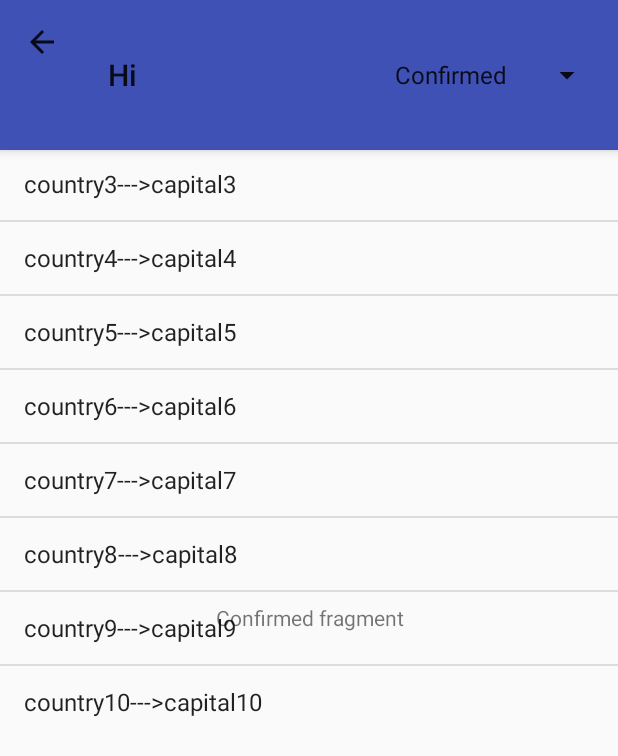
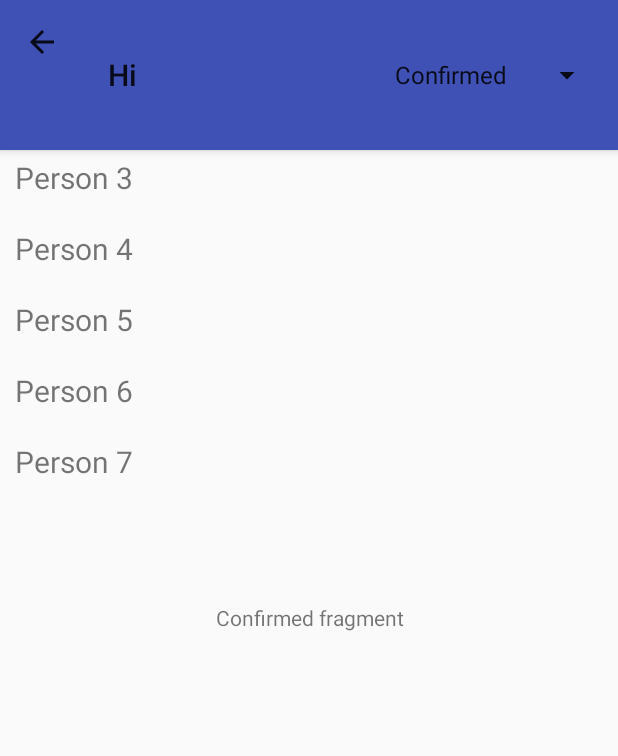
Before and after one commit to pcsir/pcsir, an Android app: the ChartsActivity screen opened directly, with no data from a screen before it, on a phone screen of 412 x 824 dp. Shown: the top 756 px of the screen. Run offline under Robolectric (Android 15) with nearby library versions, the phone set to English and light mode, and no system bars; our stand-ins replace Firebase (no records; nobody signed in at launch, a user with empty details on screens opened directly); 1 statement that could not run was skipped.

Commit message:
RecyclerView basic done database work pendin

```diff
--- a/app/build.gradle
+++ b/app/build.gradle
@@ -34,6 +34,7 @@ dependencies {
     testImplementation 'junit:junit:4.12'
     androidTestImplementation 'com.android.support.test:runner:1.0.2'
     androidTestImplementation 'com.android.support.test.espresso:espresso-core:3.0.2'
+    implementation 'com.android.support:recyclerview-v7:28.0.0-rc01'
 }
 
 apply plugin: 'com.google.gms.google-services'
--- a/app/src/main/java/com/example/shubhankar/pcs_irsap/ChartsActivity.java
+++ b/app/src/main/java/com/example/shubhankar/pcs_irsap/ChartsActivity.java
@@ -15,7 +15,7 @@ import android.widget.Toast;
 
 public class ChartsActivity extends AppCompatActivity {
 
-    boolean status = false;
+
     Toolbar toolbar;
     Spinner spinner;
     ConfirmedFragment confirmedFragment;
--- a/app/src/main/java/com/example/shubhankar/pcs_irsap/ConfirmedFragment.java
+++ b/app/src/main/java/com/example/shubhankar/pcs_irsap/ConfirmedFragment.java
@@ -1,72 +1,71 @@
 package com.example.shubhankar.pcs_irsap;
 
 import android.content.Context;
+import android.database.Cursor;
 import android.net.Uri;
 import android.os.Bundle;
 import android.support.v4.app.Fragment;
+import android.support.v7.widget.LinearLayoutManager;
+import android.support.v7.widget.RecyclerView;
+import android.util.Log;
 import android.view.LayoutInflater;
 import android.view.View;
 import android.view.ViewGroup;
-import android.widget.ListView;
-import android.widget.SimpleAdapter;
-import android.widget.Toast;
-
-import org.json.JSONArray;
-import org.json.JSONException;
-import org.json.JSONObject;
 
 import java.util.ArrayList;
-import java.util.HashMap;
-import java.util.List;
-import java.util.Map;
+import java.util.Arrays;
+import com.example.shubhankar.pcs_irsap.DatabaseHelper;
 
 
 public class ConfirmedFragment extends Fragment {
 
-    private String localjsonString = "{\"country\":[{\"country_name\":\"country1\",\"capital\":\"capital1\"},{\"country_name\":\"country2\",\"capital\":\"capital2\"},{\"country_name\":\"country3\",\"capital\":\"capital3\"}," +
-            "{\"country_name\":\"country4\",\"capital\":\"capital4\"},{\"country_name\":\"country5\",\"capital\":\"capital5\"},{\"country_name\":\"country6\",\"capital\":\"capital6\"}," +
-            "{\"country_name\":\"country7\",\"capital\":\"capital7\"},{\"country_name\":\"country8\",\"capital\":\"capital8\"},{\"country_name\":\"country9\",\"capital\":\"capital9\"}," +
-            "{\"country_name\":\"country10\",\"capital\":\"capital10\"}]}";
+    View view;
+    DatabaseHelper databaseHelper=DatabaseHelper.getDatabaseHelperInstance();
+    ArrayList personNames;
+    RecyclerView recyclerView;
+    ConfirmedListAdapter confirmedListAdapter;
+    LinearLayoutManager linearLayoutManager;
+    Cursor cursor;
+
+
     @Override
     public View onCreateView(LayoutInflater inflater, ViewGroup container,
                              Bundle savedInstanceState) {
-        View view = inflater.inflate(R.layout.fragment_confirmed, container, false);
-        initList();
-        ListView listView = view.findViewById(R.id.confirmedList);
+        // Inflate the layout for this fragment
 
-        SimpleAdapter simpleAdapter = new SimpleAdapter(getContext(),countryList,android.R.layout.simple_list_item_1,new String[]{"country"},new int[]{android.R.id.text1});
-        listView.setAdapter(simpleAdapter);
+        view=inflater.inflate(R.layout.fragment_confirmed, container, false);
+        personNames = new ArrayList<>(Arrays.asList("Person 1", "Person 2", "Person 3", "Person 4", "Person 5", "Person 6", "Person 7"));
 
-        // Inflate the layout for this fragment
-        return view;
+        databaseHelper = new DatabaseHelper(getActivity());
+
+        recyclerView=view.findViewById(R.id.confirmedRecycler);
+        linearLayoutManager = new LinearLayoutManager(getContext());
+        recyclerView.setLayoutManager(linearLayoutManager); // set LayoutManager to RecyclerView
+
+        confirmedListAdapter = new ConfirmedListAdapter(getContext(), personNames);
+        recyclerView.setAdapter(confirmedListAdapter); // set the Adapter to RecyclerView
+populateListView();
 
 
+        return view;
     }
 
-    List<Map<String, String>> countryList = new ArrayList<Map<String, String>>();
+    private void populateListView() {
+        Log.d("abc", "populateListView: Displaying data in the ListView.");
+        ArrayList<String> arrayList = new ArrayList<>();
+        confirmedListAdapter = new ConfirmedListAdapter(getContext(),personNames);
+        recyclerView.setAdapter(confirmedListAdapter);
 
-
-    private void initList() {
-        try {
-            JSONObject jsonResponse = new JSONObject(localjsonString);
-            JSONArray jsonMainNode = jsonResponse.optJSONArray("country");
-            for (int i = 0; i < jsonMainNode.length(); i++) {
-                JSONObject jsonChildNode = jsonMainNode.getJSONObject(i);
-                String name = jsonChildNode.optString("country_name");
-                String number = jsonChildNode.optString("capital");
-                String outPut = name + "--->" + number;
-                countryList.add(createEmployee("country", outPut));
-            }
-        } catch (JSONException e) {
-            //Toast.makeText(getApplicationContext(), "Error" + e.toString(), Toast.LENGTH_SHORT).show();
+        cursor = databaseHelper.getData();
+        if(cursor.moveToFirst()){
+            do {
+                arrayList.add("abc");
+            } while (cursor.moveToNext());
         }
-    }
-
-    private HashMap<String, String> createEmployee(String name, String number) {
-        HashMap<String, String> employeeNameNo = new HashMap<String, String>();
-        employeeNameNo.put(name, number);
-        return employeeNameNo;
+        confirmedListAdapter.notifyDataSetChanged();
     }
 
 
+
+
 }
--- /dev/null
+++ b/app/src/main/java/com/example/shubhankar/pcs_irsap/ConfirmedListAdapter.java
@@ -0,0 +1,60 @@
+package com.example.shubhankar.pcs_irsap;
+
+import android.content.Context;
+import android.support.annotation.NonNull;
+import android.support.v7.widget.RecyclerView;
+import android.view.LayoutInflater;
+import android.view.View;
+import android.view.ViewGroup;
+import android.widget.ImageView;
+import android.widget.TextView;
+
+import java.util.List;
+
+public class ConfirmedListAdapter extends RecyclerView.Adapter<ConfirmedListAdapter.MyViewHolder>{
+
+    private List<String> mData;
+    private LayoutInflater mInflater;
+
+    ConfirmedListAdapter(Context context, List<String> data) {
+        this.mInflater = LayoutInflater.from(context);
+        this.mData = data;
+    }
+
+
+    @NonNull
+    @Override
+    public ConfirmedListAdapter.MyViewHolder onCreateViewHolder(@NonNull ViewGroup viewGroup, int i) {
+
+        View view = mInflater.inflate(R.layout.confirmed_list_layout, viewGroup, false);
+        return new ConfirmedListAdapter.MyViewHolder(view);
+    }
+
+    @Override
+    public void onBindViewHolder(@NonNull MyViewHolder myViewHolder, int position) {
+        String animal = mData.get(position);
+        myViewHolder.mTextView.setText(animal);
+
+    }
+
+
+
+
+
+    @Override
+    public int getItemCount() {
+      return mData.size();
+    }
+
+    public static class MyViewHolder extends RecyclerView.ViewHolder {
+        // TODO: whatever views you need to bind
+        public TextView mTextView;
+       // public ImageView mImageView;
+
+        public MyViewHolder(View v) {
+            super(v); // done this way instead of view tagging
+            mTextView = (TextView) v.findViewById(R.id.text1);
+         //   mImageView = (ImageView) v.findViewById(R.id.imageview);
+        }
+    }
+}
--- a/app/src/main/java/com/example/shubhankar/pcs_irsap/DatabaseHelper.java
+++ b/app/src/main/java/com/example/shubhankar/pcs_irsap/DatabaseHelper.java
@@ -1,6 +1,8 @@
 package com.example.shubhankar.pcs_irsap;
 
+import android.content.ContentValues;
 import android.content.Context;
+import android.database.Cursor;
 import android.database.sqlite.SQLiteDatabase;
 import android.database.sqlite.SQLiteOpenHelper;
 
@@ -10,27 +12,76 @@ public class DatabaseHelper extends SQLiteOpenHelper {
     private static final String TABLE_NAME = "confirmed_chart";
     private static final String COL1 = "ID";
     private static final String COL2 = "NAME";
-    private static final String COL3 = "STATUS";
+    private static final String COL3 = "SEATNO";
+    private  SQLiteDatabase database;
+    private static DatabaseHelper _PassengerDatabase = null;
 
     public DatabaseHelper(Context context) {
         super(context, DATABASE_NAME, null, 1);
-        SQLiteDatabase dd= this.getWritableDatabase();
+       // database= this.getWritableDatabase();
+    }
+
+    public static DatabaseHelper getDatabaseHelperInstance() {
+        if (_PassengerDatabase == null) {
+            _PassengerDatabase = new DatabaseHelper(MainActivity.instance());
+        }
+
+        return _PassengerDatabase;
     }
 
 
     @Override
     public void onCreate(SQLiteDatabase db) {
 
-        String createTable = "CREATE TABLE " + TABLE_NAME + " (ID INTEGER PRIMARY KEY AUTOINCREMENT, NAME TEXT, STATUS TEXT)";
+        String createTable = "CREATE TABLE " + TABLE_NAME + " (ID INTEGER PRIMARY KEY AUTOINCREMENT, NAME TEXT, SEATNO INTEGER)";
         db.execSQL(createTable);
+
+        insertPassengerData("1","Rohit Joshi","45");
+        insertPassengerData("2","Shubhankar Patil","46");
+
     }
 
     @Override
     public void onUpgrade(SQLiteDatabase db, int oldVersion, int newVersion) {
-        db.execSQL("DROP IF TABLE EXISTS " + TABLE_NAME);
+        db.execSQL("DROP TABLE IF EXISTS " + TABLE_NAME);
         onCreate(db);
+    }
+    public Cursor getData() {
+        SQLiteDatabase db = this.getWritableDatabase();
+        Cursor res = db.rawQuery("select * from " + TABLE_NAME, null);
+        return res;
+    }
+
+    public boolean insertPassengerData(String id,String name, String seatNo) {
+
+        ContentValues contentValues = new ContentValues();
+        contentValues.put(COL1,id);
+        contentValues.put(COL2,name);
+        contentValues.put(COL1,seatNo);
+        long result = database.insert(TABLE_NAME, null, contentValues);
+        if (result == -1)
+            return false;
+        else
+            return true;
     }
 
 
 
+
+
+
+
+
+
+
+
+
+
+
+
+
+
+
+
+
 }
--- a/app/src/main/java/com/example/shubhankar/pcs_irsap/MainActivity.java
+++ b/app/src/main/java/com/example/shubhankar/pcs_irsap/MainActivity.java
@@ -1,7 +1,6 @@
 package com.example.shubhankar.pcs_irsap;
 
 import android.content.Intent;
-import android.database.sqlite.SQLiteDatabase;
 import android.support.annotation.NonNull;
 import android.support.v7.app.AppCompatActivity;
 import android.os.Bundle;
@@ -21,14 +20,13 @@ public class MainActivity extends AppCompatActivity {
     private FirebaseAuth mAuth;
     private String email,password;
     EditText emailView,passwordView;
-    DatabaseHelper databaseHelper;
-    SQLiteDatabase myDb;
+    private static MainActivity inst;
+
 
     @Override
     protected void onCreate(Bundle savedInstanceState) {
         super.onCreate(savedInstanceState);
         setContentView(R.layout.activity_main);
-
 
         emailView=findViewById(R.id.email);
         passwordView=findViewById(R.id.password);
@@ -45,6 +43,25 @@ public class MainActivity extends AppCompatActivity {
             }
         });
 
+
+    }
+    static boolean active = false;
+    @Override
+    public void onStart() {
+        super.onStart();
+        active = true;
+        inst = this;
+    }
+
+    @Override
+    public void onStop() {
+        super.onStop();
+        active = false;
+    }
+
+
+    public static MainActivity instance() {
+        return inst;
     }
 
 
--- a/app/src/main/java/com/example/shubhankar/pcs_irsap/WaitListFragment.java
+++ b/app/src/main/java/com/example/shubhankar/pcs_irsap/WaitListFragment.java
@@ -13,12 +13,9 @@ import android.view.ViewGroup;
 public class WaitListFragment extends Fragment {
 
 
-
     @Override
     public View onCreateView(LayoutInflater inflater, ViewGroup container,
                              Bundle savedInstanceState) {
-
-
         // Inflate the layout for this fragment
         return inflater.inflate(R.layout.fragment_wait_list, container, false);
     }
--- /dev/null
+++ b/app/src/main/res/layout/confirmed_list_layout.xml
@@ -0,0 +1,15 @@
+<?xml version="1.0" encoding="utf-8"?>
+<LinearLayout
+    xmlns:android="http://schemas.android.com/apk/res/android"
+    android:layout_width="match_parent"
+    android:layout_height="wrap_content"
+    android:orientation="horizontal"
+    android:padding="10dp">
+
+    <TextView
+        android:id="@+id/text1"
+        android:layout_width="wrap_content"
+        android:layout_height="wrap_content"
+        android:textSize="20sp"/>
+
+</LinearLayout>
--- a/app/src/main/res/layout/fragment_confirmed.xml
+++ b/app/src/main/res/layout/fragment_confirmed.xml
@@ -13,13 +13,10 @@
         android:gravity="center"
         android:text="Confirmed fragment" />
 
-    <ListView
-        android:id="@+id/confirmedList"
+    <android.support.v7.widget.RecyclerView
+        android:id="@+id/confirmedRecycler"
         android:layout_width="match_parent"
-        android:layout_height="wrap_content"
-        android:layout_centerHorizontal="true"
-        android:layout_centerVertical="true">
+        android:layout_height="match_parent" />
 
-    </ListView>
 
 </FrameLayout>
```
